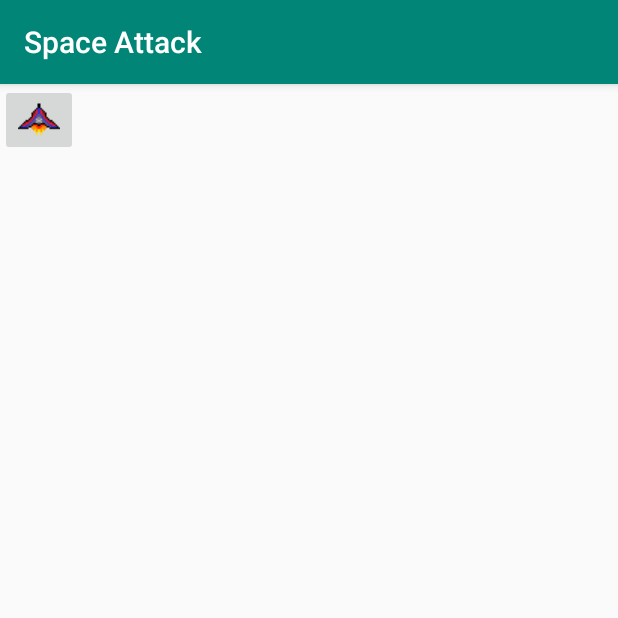
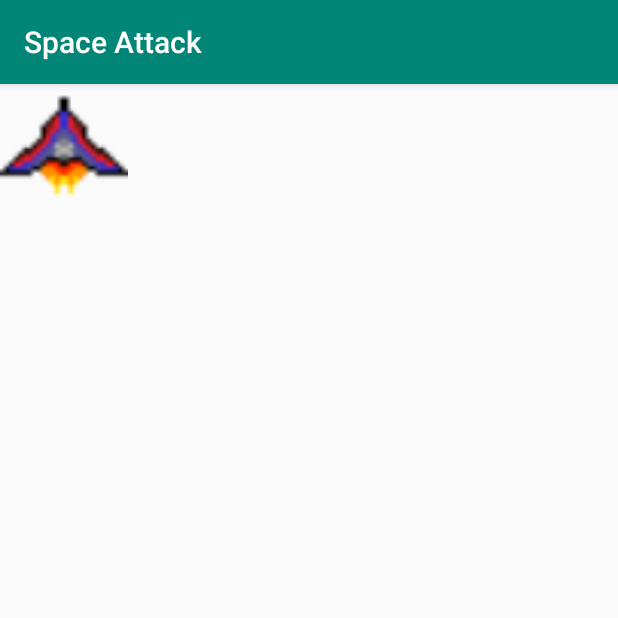
Before and after one commit to wilgo001/SpaceAttack, an Android app: the screen it shows after launch (MainActivity), on a phone screen of 412 x 824 dp, the top half of it. Run offline under Robolectric (Android 15) with nearby library versions, the phone set to English and light mode, and no system bars.

Commit message:
commit V1

```diff
--- a/app/src/main/AndroidManifest.xml
+++ b/app/src/main/AndroidManifest.xml
@@ -9,7 +9,10 @@
         android:roundIcon="@mipmap/ic_launcher_round"
         android:supportsRtl="true"
         android:theme="@style/AppTheme">
-        <activity android:name=".MainActivity">
+        <activity
+            android:name=".MainActivity"
+            android:screenOrientation="portrait"
+            >
             <intent-filter>
                 <action android:name="android.intent.action.MAIN" />
 
--- a/app/src/main/java/com/iutdelaval/spaceattack/MainActivity.java
+++ b/app/src/main/java/com/iutdelaval/spaceattack/MainActivity.java
@@ -5,12 +5,13 @@ import androidx.constraintlayout.widget.ConstraintLayout;
 import androidx.constraintlayout.widget.Constraints;
 
 import android.os.Bundle;
+import android.view.ViewGroup;
 import android.widget.ImageButton;
+import android.widget.ImageView;
 import android.widget.RelativeLayout;
 
 public class MainActivity extends AppCompatActivity {
 
-    private ImageButton spaceshipImage;
     private Spaceship spaceship;
     private ConstraintLayout fenetre;
     public float maxWidth;
@@ -21,7 +22,6 @@ public class MainActivity extends AppCompatActivity {
         super.onCreate(savedInstanceState);
         setContentView(R.layout.activity_main);
         fenetre =(ConstraintLayout) findViewById(R.id.fenetre);
-        spaceshipImage = (ImageButton) findViewById(R.id.Spaceship);
     }
 
     @Override
@@ -29,7 +29,12 @@ public class MainActivity extends AppCompatActivity {
         super.onStart();
         maxHeight = fenetre.getHeight();
         maxWidth = fenetre.getWidth();
-        spaceship = new Spaceship(spaceshipImage, this, maxHeight, maxWidth);
+        spaceship = new Spaceship(this, maxHeight, maxWidth, fenetre);
 
     }
+
+    protected void onPause() {
+        super.onPause();
+        spaceship.destroy();
+    }
 }
--- a/app/src/main/java/com/iutdelaval/spaceattack/Spaceship.java
+++ b/app/src/main/java/com/iutdelaval/spaceattack/Spaceship.java
@@ -5,31 +5,41 @@ import android.hardware.Sensor;
 import android.hardware.SensorEvent;
 import android.hardware.SensorEventListener;
 import android.hardware.SensorManager;
+import android.view.ViewGroup;
 import android.widget.ImageButton;
+import android.widget.ImageView;
 
 import androidx.constraintlayout.widget.ConstraintLayout;
 
 public class Spaceship implements SensorEventListener {
 
-    private ImageButton image;
+    private ImageView image;
     private Context context;
     private float xPos;
     private float yPos;
-    public SensorManager sensorManager;
-    public Sensor accelerometre;
+    private Sensor accelerometre;
     private ConstraintLayout layout;
-    public float maxWidth;
-    public float maxHeight;
+    private float maxHeight;
+    private float maxWidth;
 
-    public Spaceship(ImageButton image, Context context, float maxHeight, float maxWidth) {
-        this.image = image;
+    public Spaceship(Context context, float maxHeight, float maxWidth, ConstraintLayout fenetre) {
+        this.layout = fenetre;
         this.context = context;
+        this.maxWidth = maxWidth;
         this.maxHeight = maxHeight;
-        this.maxWidth = maxWidth;
-        xPos = 100;
-        yPos = 500;
-        changePosition();
-        sensorManager = (SensorManager) this.context.getSystemService(this.context.SENSOR_SERVICE);
+
+        // création de l'imageView du spaceship
+        this.image = new ImageView(context);
+        this.image.setBackgroundResource(R.drawable.spaceship);
+        this.image.setLayoutParams(new ViewGroup.LayoutParams(128, 128));
+
+        //ajout de l'imageView au layout
+        this.layout.addView(image);
+        xPos = maxWidth/2;
+        yPos = maxHeight/2;
+        this.image.setX(xPos);
+        this.image.setX(yPos);
+        SensorManager sensorManager = (SensorManager) this.context.getSystemService(this.context.SENSOR_SERVICE);
         accelerometre = sensorManager.getDefaultSensor(Sensor.TYPE_ACCELEROMETER);
         sensorManager.registerListener(this, accelerometre, SensorManager.SENSOR_DELAY_FASTEST);
     }
@@ -38,14 +48,14 @@ public class Spaceship implements SensorEventListener {
      *
      */
     private void changePosition() {
-        boolean inWindow = (xPos <= maxHeight-image.getHeight()-200);
-        inWindow = inWindow && (xPos >= 0);
-        inWindow = inWindow &&(yPos <= maxWidth-image.getWidth()-200);
-        inWindow = inWindow && (yPos >= 0);
-        if(inWindow) {
+        boolean inWindowX = (xPos <= maxWidth -image.getWidth());
+        inWindowX = inWindowX && (xPos >= 0);
+        boolean inWindowY = (yPos <= maxHeight -image.getHeight());
+        inWindowY = inWindowY && (yPos >= 0);
+        if(inWindowX)
             image.setX(xPos);
+        if(inWindowY)
             image.setY(yPos);
-        }
         xPos=image.getX();
         yPos=image.getY();
     }
@@ -65,4 +75,8 @@ public class Spaceship implements SensorEventListener {
     public void onAccuracyChanged(Sensor sensor, int i) {
 
     }
+
+    public void destroy() {
+        image = null;
+    }
 }
--- a/app/src/main/res/layout/activity_main.xml
+++ b/app/src/main/res/layout/activity_main.xml
@@ -5,21 +5,5 @@
     android:id="@+id/fenetre"
     android:layout_width="match_parent"
     android:layout_height="match_parent"
-    tools:context=".MainActivity">
-
-    <RelativeLayout
-        android:id="@+id/layout"
-        android:layout_width="match_parent"
-        android:layout_height="match_parent"
-        app:layout_constraintBottom_toBottomOf="parent"
-        app:layout_constraintEnd_toEndOf="parent"
-        app:layout_constraintStart_toStartOf="parent"
-        app:layout_constraintTop_toTopOf="parent">
-
-        <ImageButton
-            android:id="@+id/Spaceship"
-            android:layout_width="wrap_content"
-            android:layout_height="wrap_content"
-            app:srcCompat="@drawable/spaceship" />
-    </RelativeLayout>
-</androidx.constraintlayout.widget.ConstraintLayout>
+    android:orientation="vertical"
+    tools:context=".MainActivity"/>
```
